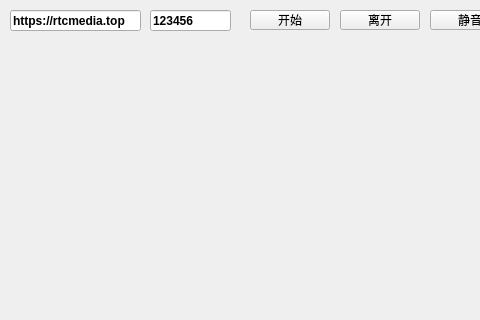
Qt form examples/p2ps/p2ps/mainwindow.ui (yangkun19921001/OpenRTCClient) before a commit; both pictures show x 0 to 480 and y 0 to 320 of the 1287 by 720 pixel window.
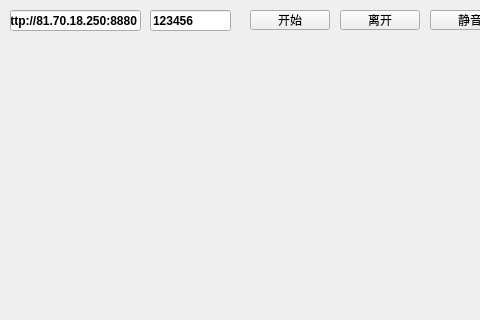
The same form after that commit.

The edit to the form file:
```diff
--- a/examples/p2ps/p2ps/mainwindow.ui
+++ b/examples/p2ps/p2ps/mainwindow.ui
@@ -55,7 +55,7 @@
      </font>
     </property>
     <property name="text">
-     <string>https://rtcmedia.top</string>
+     <string>http://81.70.18.250:8880</string>
     </property>
    </widget>
    <widget class="QWidget" name="gridLayoutWidget">
```
